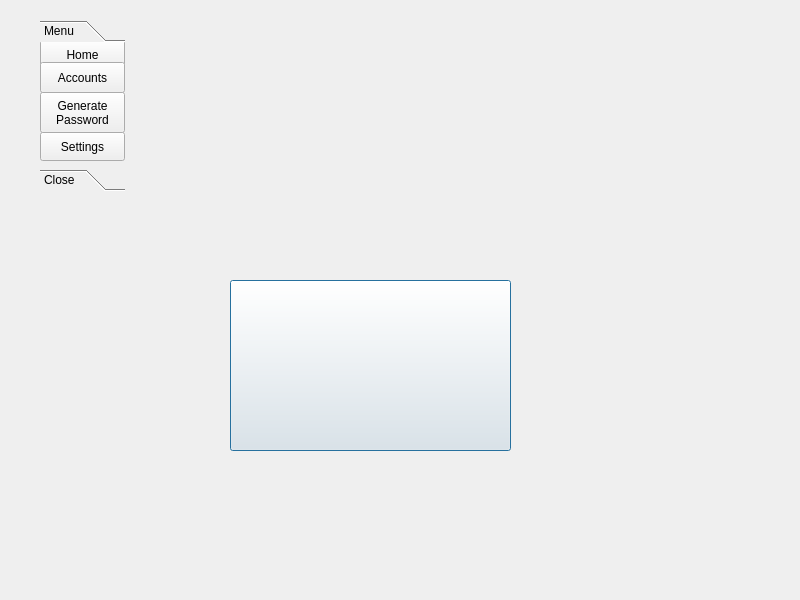
gsm999/TeamBlue_Porcupass, file res/UI Forms/NukeForm.ui: the form before one commit.
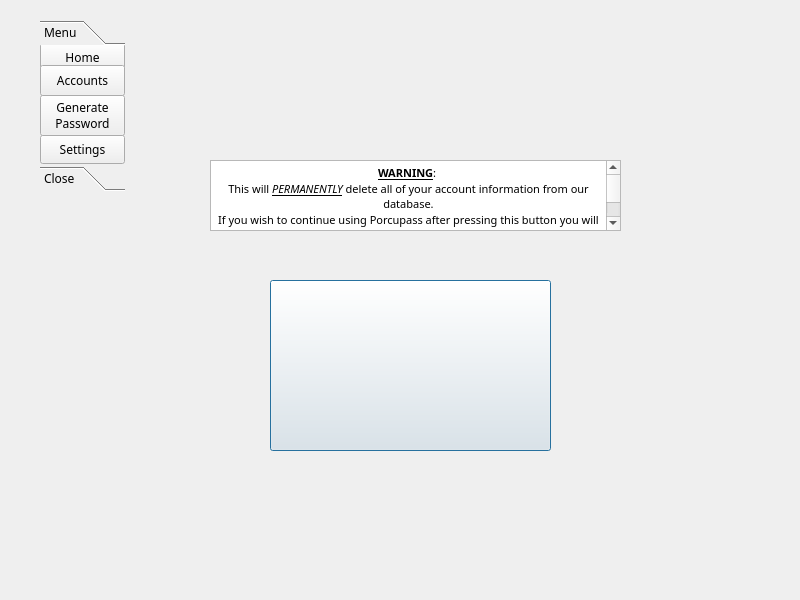
The form after the commit. The open tabs and pages were chosen to show the change. Icons and pictures are not drawn.

Patch:
```diff
--- a/res/UI Forms/NukeForm.ui
+++ b/res/UI Forms/NukeForm.ui
@@ -10,6 +10,11 @@
     <height>600</height>
    </rect>
   </property>
+  <property name="font">
+   <font>
+    <family>Corbel</family>
+   </font>
+  </property>
   <property name="windowTitle">
    <string>Widget</string>
   </property>
@@ -37,7 +42,7 @@
       <x>0</x>
       <y>0</y>
       <width>85</width>
-      <height>115</height>
+      <height>129</height>
      </rect>
     </property>
     <attribute name="label">
@@ -52,6 +57,11 @@
        <height>29</height>
       </rect>
      </property>
+     <property name="font">
+      <font>
+       <family>Corbel</family>
+      </font>
+     </property>
      <property name="styleSheet">
       <string notr="true">&lt;?xml version=&quot;1.0&quot; encoding=&quot;UTF-8&quot;?&gt;
 &lt;ui version=&quot;4.0&quot;&gt;
@@ -139,7 +149,7 @@
   <widget class="QPushButton" name="pushButton">
    <property name="geometry">
     <rect>
-     <x>230</x>
+     <x>270</x>
      <y>280</y>
      <width>281</width>
      <height>171</height>
@@ -168,6 +178,32 @@
     <bool>false</bool>
    </property>
   </widget>
+  <widget class="QTextEdit" name="warningTXT">
+   <property name="geometry">
+    <rect>
+     <x>210</x>
+     <y>160</y>
+     <width>411</width>
+     <height>71</height>
+    </rect>
+   </property>
+   <property name="font">
+    <font>
+     <family>Corbel</family>
+     <pointsize>12</pointsize>
+    </font>
+   </property>
+   <property name="html">
+    <string>&lt;!DOCTYPE HTML PUBLIC &quot;-//W3C//DTD HTML 4.0//EN&quot; &quot;http://www.w3.org/TR/REC-html40/strict.dtd&quot;&gt;
+&lt;html&gt;&lt;head&gt;&lt;meta name=&quot;qrichtext&quot; content=&quot;1&quot; /&gt;&lt;style type=&quot;text/css&quot;&gt;
+p, li { white-space: pre-wrap; }
+&lt;/style&gt;&lt;/head&gt;&lt;body style=&quot; font-family:'Corbel'; font-size:12pt; font-weight:400; font-style:normal;&quot;&gt;
+&lt;p align=&quot;center&quot; style=&quot; margin-top:0px; margin-bottom:0px; margin-left:0px; margin-right:0px; -qt-block-indent:0; text-indent:0px;&quot;&gt;&lt;span style=&quot; font-family:'MS Shell Dlg 2'; font-size:8.25pt; font-weight:600; text-decoration: underline;&quot;&gt;WARNING&lt;/span&gt;&lt;span style=&quot; font-family:'MS Shell Dlg 2'; font-size:8.25pt;&quot;&gt;: &lt;/span&gt;&lt;/p&gt;
+&lt;p align=&quot;center&quot; style=&quot; margin-top:0px; margin-bottom:0px; margin-left:0px; margin-right:0px; -qt-block-indent:0; text-indent:0px;&quot;&gt;&lt;span style=&quot; font-family:'MS Shell Dlg 2'; font-size:8.25pt;&quot;&gt;This will &lt;/span&gt;&lt;span style=&quot; font-family:'MS Shell Dlg 2'; font-size:8.25pt; font-style:italic; text-decoration: underline;&quot;&gt;PERMANENTLY&lt;/span&gt;&lt;span style=&quot; font-family:'MS Shell Dlg 2'; font-size:8.25pt;&quot;&gt; delete all of your account information from our database.&lt;/span&gt;&lt;/p&gt;
+&lt;p align=&quot;center&quot; style=&quot; margin-top:0px; margin-bottom:0px; margin-left:0px; margin-right:0px; -qt-block-indent:0; text-indent:0px;&quot;&gt;&lt;span style=&quot; font-family:'MS Shell Dlg 2'; font-size:8.25pt;&quot;&gt;If you wish to continue using Porcupass after pressing this button you will have to&lt;/span&gt;&lt;/p&gt;
+&lt;p align=&quot;center&quot; style=&quot; margin-top:0px; margin-bottom:0px; margin-left:0px; margin-right:0px; -qt-block-indent:0; text-indent:0px;&quot;&gt;&lt;span style=&quot; font-family:'MS Shell Dlg 2'; font-size:8.25pt;&quot;&gt;make a new account&lt;/span&gt;&lt;/p&gt;&lt;/body&gt;&lt;/html&gt;</string>
+   </property>
+  </widget>
  </widget>
  <resources/>
  <connections/>
```
Left out of the diff: 6 changed lines with no effect on the pictures.
